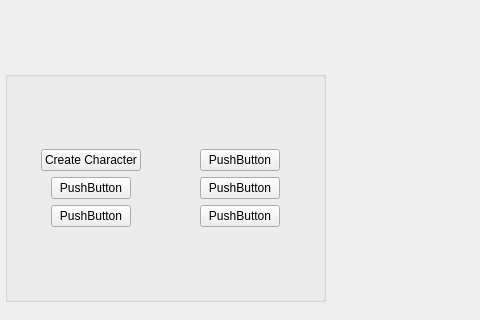
rcuhljr/mordor-reboot, file source/Moredor/gamewindow.ui: the form before one commit; both pictures show x 367 to 847 and y 147 to 467 of the 1066 by 673 pixel window.
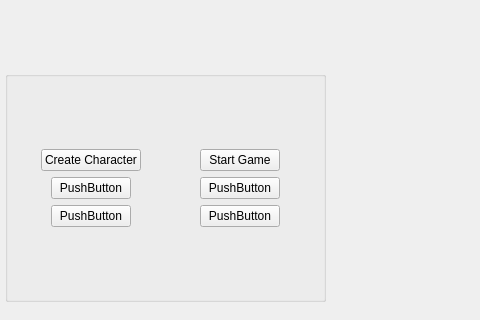
The form after the commit.

```diff
--- a/source/Moredor/gamewindow.ui
+++ b/source/Moredor/gamewindow.ui
@@ -54,7 +54,7 @@
          <item row="0" column="1" alignment="Qt::AlignHCenter">
           <widget class="QPushButton" name="pushButton_3">
            <property name="text">
-            <string>PushButton</string>
+            <string>Start Game</string>
            </property>
           </widget>
          </item>
```
Left out of the diff: 2 changed lines with no effect on the pictures.
